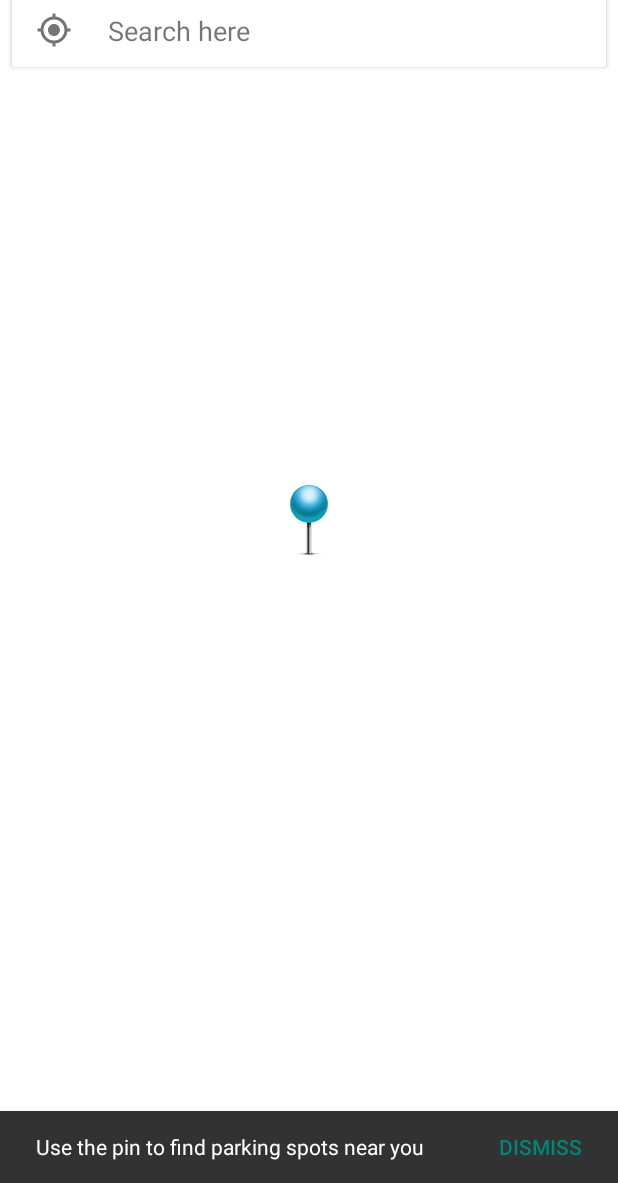
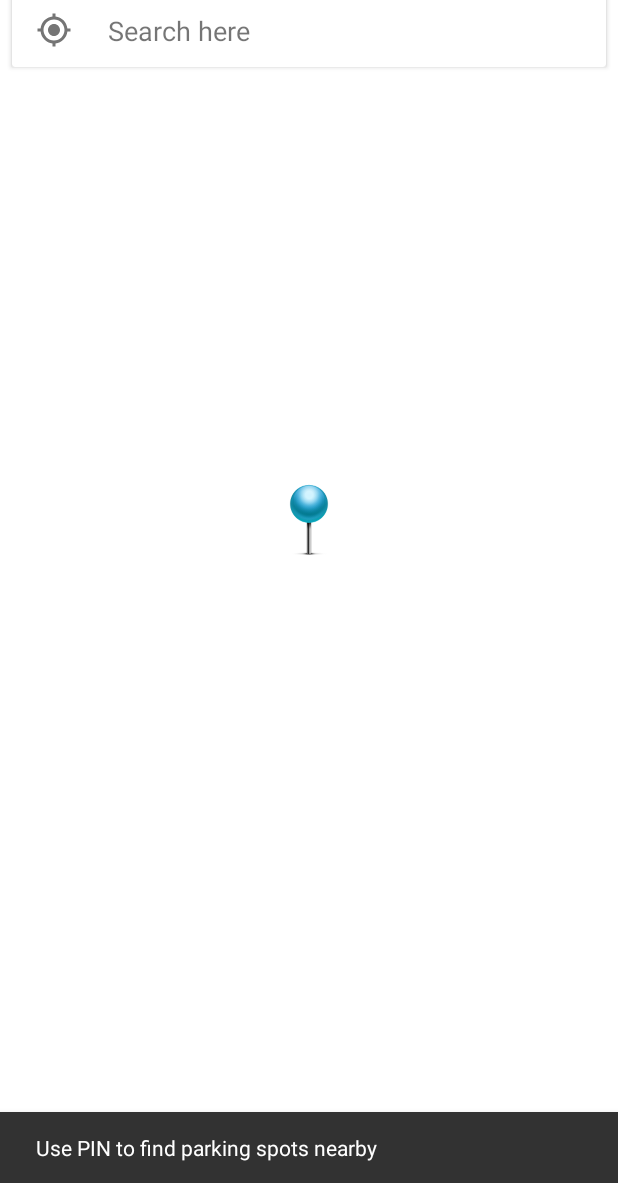
Before and after one commit to Alpha-Rome0/AirPnP, an Android app: the MapsActivity screen opened directly, with no data from a screen before it, on a phone screen of 412 x 824 dp, the part 53-1236 px from its top. Run offline under Robolectric (Android 15) with nearby library versions, the phone set to English and light mode, and no system bars; our stand-ins replace Volley; libraries missing offline, so code that uses them is left out: com.google.maps.android; network calls fail; 2 statements that could not run were skipped.

Commit message:
added snackbar

```diff
--- a/app/src/main/java/airpnp/pennapps/com/airpnp/MapsActivity.java
+++ b/app/src/main/java/airpnp/pennapps/com/airpnp/MapsActivity.java
@@ -133,13 +133,7 @@ public class MapsActivity extends AppCompatActivity implements OnMapReadyCallbac
         });
 
         cl = (CoordinatorLayout) findViewById(R.id.cl);
-        final Snackbar snackbar = Snackbar
-                .make(cl, "Use the pin to find parking spots near you", Snackbar.LENGTH_LONG)
-                .setAction("DISMISS", new View.OnClickListener() {
-                    @Override
-                    public void onClick(View view) {
-                    }
-                });
+        final Snackbar snackbar = Snackbar.make(cl, "Use PIN to find parking spots nearby", Snackbar.LENGTH_LONG);
         snackbar.show();
 
 //        bubbleCard = (CardView) findViewById(R.id.bubble_card);
```
Also changed, not shown: app/src/main/res/layout/activity_register.xml (+10 -0 lines).
